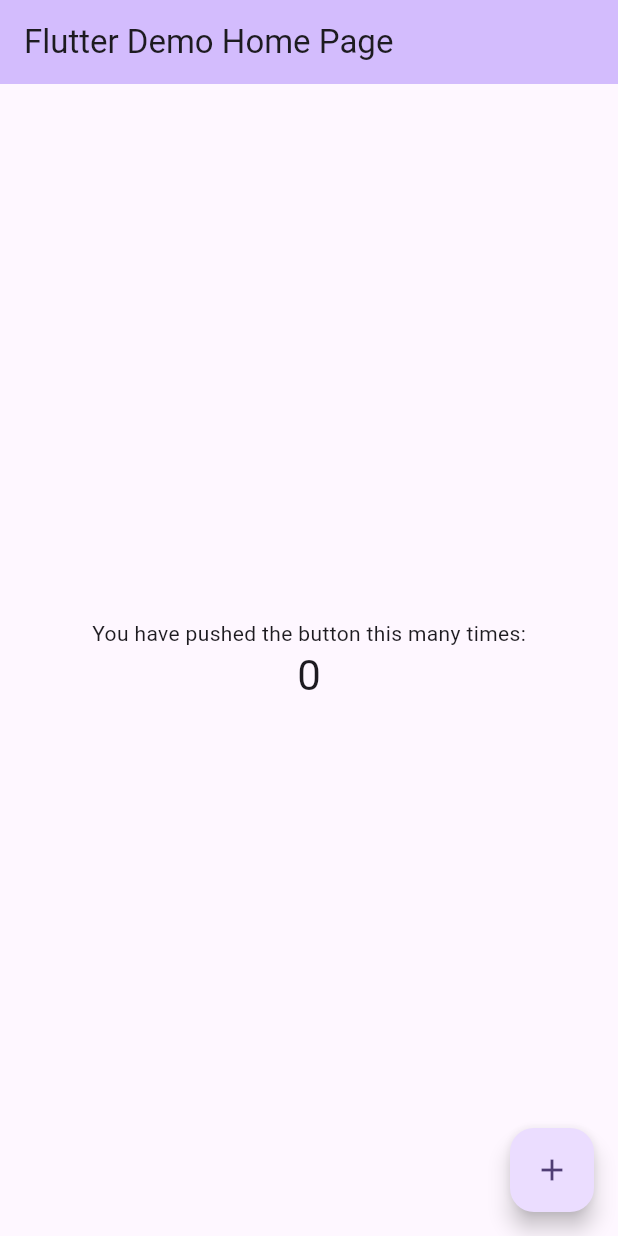
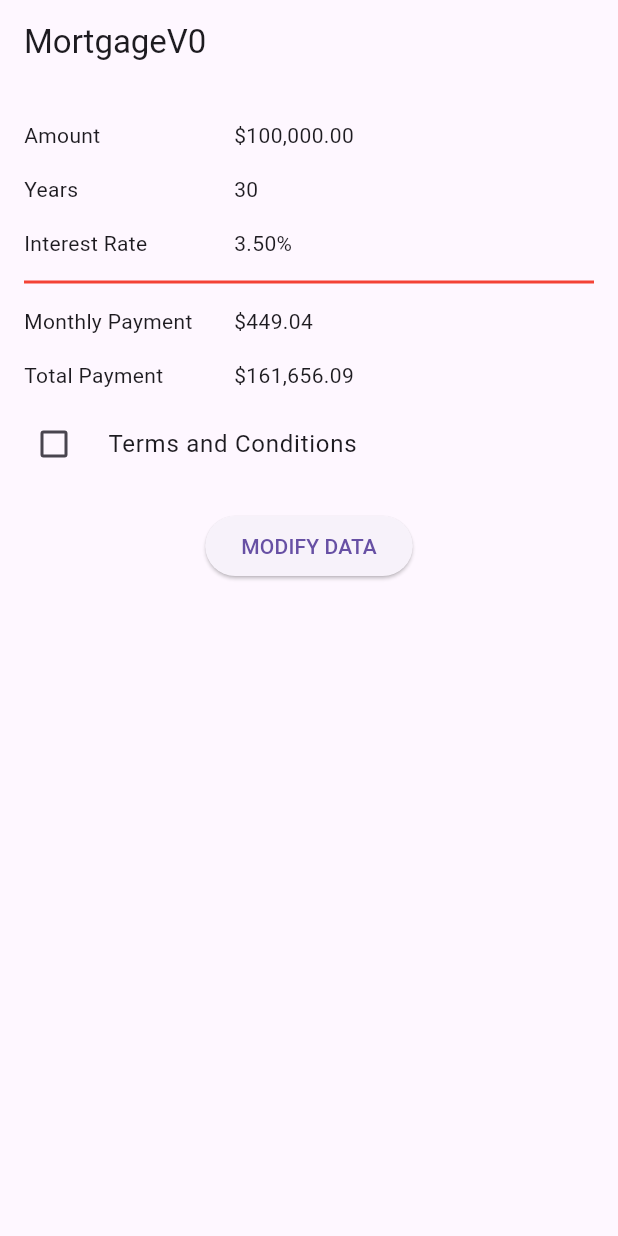
Before and after one commit to jtran848/cecs453lab4, a Flutter app: the screen it shows after launch, on a phone screen of 412 x 824 dp. Run offline on Flutter 3.47's test engine with Material 3 defaults, Android fonts, the phone set to English and light mode, and no system bars.

Commit message:
Final implementation

```diff
--- a/lib/main.dart
+++ b/lib/main.dart
@@ -1,122 +1,114 @@
 import 'package:flutter/material.dart';
+import 'mortgage.dart';
+import 'modify_screen.dart';
 
 void main() {
-  runApp(const MyApp());
+  runApp(const MortgageApp());
 }
 
-class MyApp extends StatelessWidget {
-  const MyApp({super.key});
+class MortgageApp extends StatelessWidget {
+  const MortgageApp({super.key});
 
-  // This widget is the root of your application.
   @override
   Widget build(BuildContext context) {
-    return MaterialApp(
-      title: 'Flutter Demo',
-      theme: ThemeData(
-        // This is the theme of your application.
-        //
-        // TRY THIS: Try running your application with "flutter run". You'll see
-        // the application has a purple toolbar. Then, without quitting the app,
-        // try changing the seedColor in the colorScheme below to Colors.green
-        // and then invoke "hot reload" (save your changes or press the "hot
-        // reload" button in a Flutter-supported IDE, or press "r" if you used
-        // the command line to start the app).
-        //
-        // Notice that the counter didn't reset back to zero; the application
-        // state is not lost during the reload. To reset the state, use hot
-        // restart instead.
-        //
-        // This works for code too, not just values: Most code changes can be
-        // tested with just a hot reload.
-        colorScheme: .fromSeed(seedColor: Colors.deepPurple),
-      ),
-      home: const MyHomePage(title: 'Flutter Demo Home Page'),
+    return const MaterialApp(
+      title: 'Mortgage Calculator',
+      home: HomeScreen(),
     );
   }
 }
 
-class MyHomePage extends StatefulWidget {
-  const MyHomePage({super.key, required this.title});
-
-  // This widget is the home page of your application. It is stateful, meaning
-  // that it has a State object (defined below) that contains fields that affect
-  // how it looks.
-
-  // This class is the configuration for the state. It holds the values (in this
-  // case the title) provided by the parent (in this case the App widget) and
-  // used by the build method of the State. Fields in a Widget subclass are
-  // always marked "final".
-
-  final String title;
+// Screen 1 (left): shows the mortgage data
+class HomeScreen extends StatefulWidget {
+  const HomeScreen({super.key});
 
   @override
-  State<MyHomePage> createState() => _MyHomePageState();
+  State<HomeScreen> createState() => _HomeScreenState();
 }
 
-class _MyHomePageState extends State<MyHomePage> {
-  int _counter = 0;
+class _HomeScreenState extends State<HomeScreen> {
+  final Mortgage mortgage = Mortgage();
+  bool termsAccepted = false;
 
-  void _incrementCounter() {
-    setState(() {
-      // This call to setState tells the Flutter framework that something has
-      // changed in this State, which causes it to rerun the build method below
-      // so that the display can reflect the updated values. If we changed
-      // _counter without calling setState(), then the build method would not be
-      // called again, and so nothing would appear to happen.
-      _counter++;
-    });
+  // Modify Data button: go to screen 2, then refresh when it comes back
+  void openModifyScreen() async {
+    await Navigator.push(
+      context,
+      MaterialPageRoute(builder: (context) => ModifyScreen(mortgage: mortgage)),
+    );
+    setState(() {});
+  }
+
+  // Terms and Conditions check box: confirm with an AlertDialog
+  void onTermsChanged(bool? value) async {
+    if (value == false) {
+      setState(() => termsAccepted = false);
+      return;
+    }
+    bool? agreed = await showDialog<bool>(
+      context: context,
+      builder: (context) => AlertDialog(
+        title: const Text('Terms and Conditions'),
+        content: const Text('Do you agree to the terms and conditions?'),
+        actions: [
+          TextButton(
+            onPressed: () => Navigator.pop(context, false),
+            child: const Text('Cancel'),
+          ),
+          TextButton(
+            onPressed: () => Navigator.pop(context, true),
+            child: const Text('Agree'),
+          ),
+        ],
+      ),
+    );
+    setState(() => termsAccepted = agreed ?? false);
+  }
+
+  Widget row(String label, String value) {
+    return Padding(
+      padding: const EdgeInsets.symmetric(vertical: 8),
+      child: Row(
+        children: [
+          SizedBox(width: 140, child: Text(label)),
+          Text(value),
+        ],
+      ),
+    );
   }
 
   @override
   Widget build(BuildContext context) {
-    // This method is rerun every time setState is called, for instance as done
-    // by the _incrementCounter method above.
-    //
-    // The Flutter framework has been optimized to make rerunning build methods
-    // fast, so that you can just rebuild anything that needs updating rather
-    // than having to individually change instances of widgets.
     return Scaffold(
-      appBar: AppBar(
-        // TRY THIS: Try changing the color here to a specific color (to
-        // Colors.amber, perhaps?) and trigger a hot reload to see the AppBar
-        // change color while the other colors stay the same.
-        backgroundColor: Theme.of(context).colorScheme.inversePrimary,
-        // Here we take the value from the MyHomePage object that was created by
-        // the App.build method, and use it to set our appbar title.
-        title: Text(widget.title),
-      ),
-      body: Center(
-        // Center is a layout widget. It takes a single child and positions it
-        // in the middle of the parent.
+      appBar: AppBar(title: const Text('MortgageV0')),
+      body: Padding(
+        padding: const EdgeInsets.all(16),
         child: Column(
-          // Column is also a layout widget. It takes a list of children and
-          // arranges them vertically. By default, it sizes itself to fit its
-          // children horizontally, and tries to be as tall as its parent.
-          //
-          // Column has various properties to control how it sizes itself and
-          // how it positions its children. Here we use mainAxisAlignment to
-          // center the children vertically; the main axis here is the vertical
-          // axis because Columns are vertical (the cross axis would be
-          // horizontal).
-          //
-          // TRY THIS: Invoke "debug painting" (choose the "Toggle Debug Paint"
-          // action in the IDE, or press "p" in the console), to see the
-          // wireframe for each widget.
-          mainAxisAlignment: .center,
+          crossAxisAlignment: CrossAxisAlignment.start,
           children: [
-            const Text('You have pushed the button this many times:'),
-            Text(
-              '$_counter',
-              style: Theme.of(context).textTheme.headlineMedium,
+            row('Amount', mortgage.formattedAmount()),
+            row('Years', '${mortgage.years}'),
+            row('Interest Rate', '${(mortgage.rate * 100).toStringAsFixed(2)}%'),
+            const Divider(color: Colors.red, thickness: 2),
+            row('Monthly Payment', mortgage.formattedMonthlyPayment()),
+            row('Total Payment', mortgage.formattedTotalPayment()),
+            CheckboxListTile(
+              title: const Text('Terms and Conditions'),
+              value: termsAccepted,
+              onChanged: onTermsChanged,
+              controlAffinity: ListTileControlAffinity.leading,
+              contentPadding: EdgeInsets.zero,
+            ),
+            const SizedBox(height: 16),
+            Center(
+              child: ElevatedButton(
+                onPressed: openModifyScreen,
+                child: const Text('MODIFY DATA'),
+              ),
             ),
           ],
         ),
       ),
-      floatingActionButton: FloatingActionButton(
-        onPressed: _incrementCounter,
-        tooltip: 'Increment',
-        child: const Icon(Icons.add),
-      ),
     );
   }
 }
--- /dev/null
+++ b/lib/mortgage.dart
@@ -0,0 +1,46 @@
+import 'dart:math';
+
+// Model: encapsulates a mortgage calculator (Dart version of the Mortgage class)
+class Mortgage {
+  double _amount = 100000.0;
+  int _years = 30;
+  double _rate = 0.035;
+
+  double get amount => _amount;
+  int get years => _years;
+  double get rate => _rate;
+
+  set amount(double newAmount) {
+    if (newAmount >= 0) _amount = newAmount;
+  }
+
+  set years(int newYears) {
+    if (newYears >= 0) _years = newYears;
+  }
+
+  set rate(double newRate) {
+    if (newRate >= 0) _rate = newRate;
+  }
+
+  double monthlyPayment() {
+    double mRate = _rate / 12; // monthly interest rate
+    double temp = pow(1 / (1 + mRate), _years * 12).toDouble();
+    return _amount * mRate / (1 - temp);
+  }
+
+  double totalPayment() {
+    return monthlyPayment() * _years * 12;
+  }
+
+  String formattedAmount() => money(_amount);
+  String formattedMonthlyPayment() => money(monthlyPayment());
+  String formattedTotalPayment() => money(totalPayment());
+
+  // Formats a number like $#,##0.00
+  static String money(double value) {
+    List<String> parts = value.toStringAsFixed(2).split('.');
+    String whole = parts[0].replaceAllMapped(
+        RegExp(r'(\d)(?=(\d{3})+$)'), (m) => '${m[1]},');
+    return '\$$whole.${parts[1]}';
+  }
+}
```
Also changed, not shown: lib/modify_screen.dart (added, +119 -0 lines).
